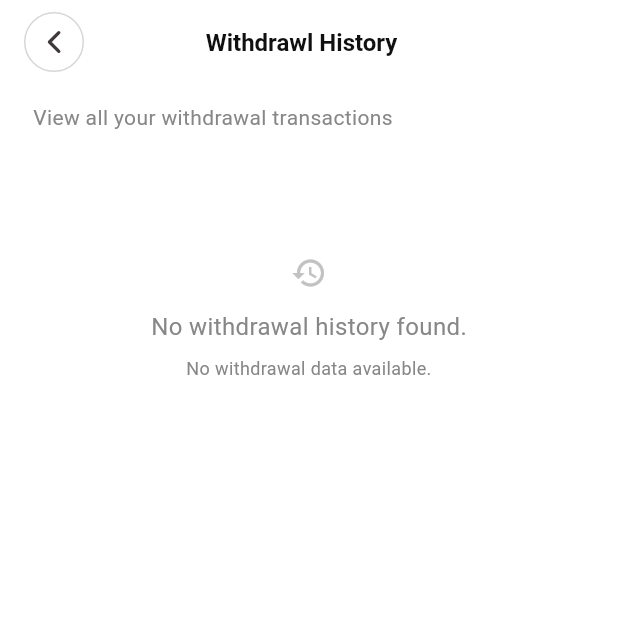
After one commit to nandar-dev/takeoutmobile, a Flutter app: the MerchantWithdrawl screen opened by its route, on a phone screen of 412 x 824 dp, the top half of it. The commit adds this screen. Run offline on Flutter 3.47's test engine with Material 3 defaults, Android fonts, the phone set to English and light mode, and no system bars; our stand-ins replace cached_network_image, dio, easy_localization, file_picker, flutter_bloc, flutter_dotenv and 9 more; accounts and stored records are empty.

Commit message:
added withdrawl page

```diff
--- a/assets/l10n/en.json
+++ b/assets/l10n/en.json
@@ -154,7 +154,7 @@
     "merchant_home": {
         "title": "Wallet Balance",
         "description": "Manage your funds and track your earnings and expenses in one place.",
-        "withdraw": "Withdraw History",
+        "withdraw": "Withdrawl History",
         "running_order": "Running Order",
         "order_req": "Order Requests",
         "deli_title": "Delivery Management",
@@ -174,5 +174,10 @@
         "placeholder2": "Account Number",
         "label3": "Account Name",
         "placeholder3": "Account Name"
+    },
+    "withdrawl": {
+        "description": "View all your withdrawal transactions",
+        "no_data_title": "No withdrawal history found.",
+        "no_data_description": "No withdrawal data available."
     }
 }
--- a/assets/l10n/my.json
+++ b/assets/l10n/my.json
@@ -175,5 +175,10 @@
     "placeholder2": "အကောင့်နံပါတ်",
     "label3": "အကောင့်အမည်",
     "placeholder3": "အကောင့်အမည်"
+  },
+  "withdrawl": {
+    "description": "သင့်ရဲ့ငွေထုတ်လုပ်မှုမှတ်တမ်းအားလုံးကိုကြည့်ရန်",
+    "no_data_title": "ငွေထုတ်မှတ်တမ်းမတွေ့ရှိပါ",
+    "no_data_description": "ငွေထုတ်မှုဒေတာမရှိပါ"
   }
 }
--- a/assets/l10n/th.json
+++ b/assets/l10n/th.json
@@ -175,5 +175,10 @@
     "placeholder2": "กรอกหมายเลขบัญชี",
     "label3": "ชื่อบัญชี",
     "placeholder3": "กรอกชื่อบัญชี"
+  },
+  "withdrawl": {
+    "description": "ดูประวัติการถอนเงินทั้งหมดของคุณ",
+    "no_data_title": "ไม่พบประวัติการถอนเงิน",
+    "no_data_description": "ไม่มีข้อมูลการถอนเงิน"
   }
 }
--- a/assets/l10n/zh.json
+++ b/assets/l10n/zh.json
@@ -175,5 +175,10 @@
     "placeholder2": "请输入账号",
     "label3": "账户名称",
     "placeholder3": "请输入账户名称"
+  },
+  "withdrawl": {
+    "description": "查看您的所有提款交易记录",
+    "no_data_title": "未找到提款历史记录",
+    "no_data_description": "暂无提款数据"
   }
 }
--- /dev/null
+++ b/lib/pages/merchant/merchant_withdrawl.dart
@@ -0,0 +1,36 @@
+import 'package:easy_localization/easy_localization.dart';
+import 'package:flutter/material.dart';
+import 'package:takeout/utils/font_sizes.dart';
+import 'package:takeout/widgets/appbar_widget.dart';
+import 'package:takeout/widgets/cards/no_data.dart';
+import 'package:takeout/widgets/typography_widgets.dart';
+
+class MerchantWithdrawl extends StatelessWidget {
+  const MerchantWithdrawl({super.key});
+
+  @override
+  Widget build(BuildContext context) {
+    final title = "merchant_home.withdraw".tr();
+    final des = "withdrawl.description".tr();
+    final noDataTitle = "withdrawl.no_data_title".tr();
+    final noDataDes = "withdrawl.no_data_description".tr();
+
+    return Scaffold(
+      appBar: AppBarWidget(title: title),
+      body: Padding(
+        padding: const EdgeInsets.symmetric(horizontal: 22, vertical: 8),
+        child: Column(
+          crossAxisAlignment: CrossAxisAlignment.start,
+          children: [
+            SubText(text: des, fontSize: FontSizes.body),
+            SizedBox(height: 24,),
+            SizedBox(
+              height: 200,
+              child: NoData(icon: Icons.history_outlined, noData: noDataTitle, noDataDes: noDataDes, backgroundColor: Colors.transparent,),
+            ),
+          ],
+        ),
+      ),
+    );
+  }
+}
--- a/lib/pages/routing/routes.dart
+++ b/lib/pages/routing/routes.dart
@@ -5,6 +5,7 @@ import 'package:takeout/pages/auth/login_page.dart';
 import 'package:takeout/pages/auth/otp_page.dart';
 import 'package:takeout/pages/auth/resetpass_page.dart';
 import 'package:takeout/pages/auth/signup_page.dart';
+import 'package:takeout/pages/merchant/merchant_withdrawl.dart';
 import 'package:takeout/pages/user/categories_list.dart';
 import 'package:takeout/pages/user/home_page.dart';
 import 'package:takeout/pages/landing/landing_page.dart';
@@ -37,6 +38,7 @@ class AppRoutes {
   static const String refillwallet = '/refillwallet';
   static const String transactionhistory = '/transactionhistory';
   static const String selectPayment = '/select-payment';
+  static const String merchantWithdrawlHistory = '/merchant-withdrawl-history';
 
   static Route<dynamic> _buildRoute(Widget page) {
     return MaterialPageRoute(builder: (_) => page);
@@ -62,6 +64,8 @@ class AppRoutes {
         return _buildRoute(const ProfilePage());
       case categories:
         return _buildRoute(const CategoriesList());
+      case merchantWithdrawlHistory:
+        return _buildRoute(const MerchantWithdrawl());
       case products:
         final args = settings.arguments as Map<String, dynamic>;
         final categoryId = args['categoryId'];
--- a/lib/widgets/cards/merchant_revenue.dart
+++ b/lib/widgets/cards/merchant_revenue.dart
@@ -116,8 +116,8 @@ class _MerchantRevenueState extends State<MerchantRevenue> {
                 ],
               ),
               const SizedBox(height: 12),
-              // No revenue container with dashed border
-              NoData(noData: noRevenue, noDataDes: noRevenueDes),
+              // No revenue container
+              NoData(noData: noRevenue, noDataDes: noRevenueDes, icon: Icons.calendar_month_outlined,),
             ],
           ),
         ),
--- a/lib/widgets/cards/no_data.dart
+++ b/lib/widgets/cards/no_data.dart
@@ -1,6 +1,7 @@
 import 'package:flutter/material.dart';
 import 'package:takeout/theme/app_colors.dart';
 import 'package:takeout/utils/font_sizes.dart';
+import 'package:takeout/widgets/render_svg_icon.dart';
 import 'package:takeout/widgets/typography_widgets.dart';
 
 class NoData extends StatelessWidget {
@@ -8,16 +9,33 @@ class NoData extends StatelessWidget {
     super.key,
     required this.noData,
     required this.noDataDes,
+    this.icon,
+    this.backgroundColor,
   });
 
   final String noData;
   final String noDataDes;
+  final dynamic icon;
+  final Color? backgroundColor;
 
   @override
   Widget build(BuildContext context) {
+    Widget iconWidget;
+
+    if (icon is IconData) {
+      iconWidget = Icon(icon, color: AppColors.neutral50);
+    } else if (icon is String) {
+      iconWidget = RenderSvgIcon(
+        assetName: icon,
+        color: AppColors.neutral50,
+      );
+    } else {
+      iconWidget = Icon(Icons.calendar_month_outlined, color: AppColors.neutral50);
+    }
+
     return Container(
       decoration: BoxDecoration(
-        color: AppColors.neutral20,
+        color: backgroundColor ?? AppColors.neutral20,
         borderRadius: BorderRadius.circular(12.0),
       ),
       child: Center(
@@ -26,7 +44,7 @@ class NoData extends StatelessWidget {
           child: Column(
             mainAxisAlignment: MainAxisAlignment.center,
             children: [
-              Icon(Icons.calendar_month_outlined, color: AppColors.neutral50),
+              iconWidget,
               SizedBox(height: 12),
               SubText(text: noData),
               SizedBox(height: 8),
--- a/lib/widgets/cards/wallet_card.dart
+++ b/lib/widgets/cards/wallet_card.dart
@@ -1,7 +1,9 @@
 import 'package:easy_localization/easy_localization.dart';
 import 'package:flutter/material.dart';
+import 'package:takeout/pages/routing/routes.dart';
 import 'package:takeout/theme/app_colors.dart';
 import 'package:takeout/utils/font_sizes.dart';
+import 'package:takeout/widgets/buttons/custom_text_button.dart';
 import 'package:takeout/widgets/render_svg_icon.dart';
 import 'package:takeout/widgets/typography_widgets.dart';
 
@@ -61,15 +63,12 @@ class WalletCard extends StatelessWidget {
               fontSize: FontSizes.body,
             ),
             SizedBox(height: 12),
-            Text(
-              withdraw,
-              style: TextStyle(
-                color: Colors.blueAccent,
-                fontSize: FontSizes.md,
-                decoration: TextDecoration.underline,
-                decorationColor: Colors.blueAccent,
-              ),
-            ),
+            CustomTextButton(
+              btnLabel: withdraw,
+              onTapCallback: ()=> Navigator.pushNamed(context, AppRoutes.merchantWithdrawlHistory),
+              textColor: Colors.blueAccent,
+              iconColor: Colors.blueAccent,
+            )
           ],
         ),
       ),
```
